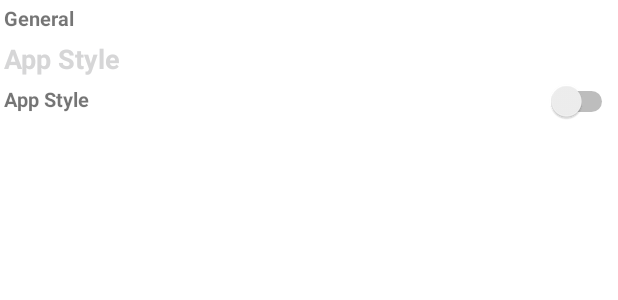
After one commit to Souch007/RadioApp, an Android app: the layout adapter_settings.xml on its own in the app's theme, with its tools: preview values and no code run, on a phone screen of 412 x 824 dp. The commit adds this screen. Shown: the top 300 px of the screen. Run offline under Robolectric (Android 15) with nearby library versions, the phone set to English and light mode, and no system bars.

Commit message:
Settings_Listing_Complete
Setting Listing is Complete
Static List Is used

```diff
--- a/app/build.gradle
+++ b/app/build.gradle
@@ -31,6 +31,7 @@ android {
     }
     buildFeatures {
         viewBinding true
+        dataBinding true
     }
 }
 
--- a/app/src/main/AndroidManifest.xml
+++ b/app/src/main/AndroidManifest.xml
@@ -14,6 +14,9 @@
         android:theme="@style/Theme.Radio"
         tools:targetApi="31">
         <activity
+            android:name=".ui.SettingsActivity"
+            android:exported="false" />
+        <activity
             android:name=".MainActivity"
             android:exported="true"
             android:label="@string/app_name">
--- /dev/null
+++ b/app/src/main/java/com/coderoids/radio/ui/ui/settings/SettingsData.kt
@@ -0,0 +1,3 @@
+package com.coderoids.radio.ui.ui.settings
+
+data class SettingsData(val mainHeading : String, val title : String, val description : String, val isSwitchAval: Boolean, val switchState:Boolean)
--- /dev/null
+++ b/app/src/main/res/drawable/ic_baseline_alarm_24.xml
@@ -0,0 +1,5 @@
+<vector android:height="24dp" android:tint="#FFFFFF"
+    android:viewportHeight="24" android:viewportWidth="24"
+    android:width="24dp" xmlns:android="http://schemas.android.com/apk/res/android">
+    <path android:fillColor="@android:color/white" android:pathData="M22,5.72l-4.6,-3.86 -1.29,1.53 4.6,3.86L22,5.72zM7.88,3.39L6.6,1.86 2,5.71l1.29,1.53 4.59,-3.85zM12.5,8L11,8v6l4.75,2.85 0.75,-1.23 -4,-2.37L12.5,8zM12,4c-4.97,0 -9,4.03 -9,9s4.02,9 9,9c4.97,0 9,-4.03 9,-9s-4.03,-9 -9,-9zM12,20c-3.87,0 -7,-3.13 -7,-7s3.13,-7 7,-7 7,3.13 7,7 -3.13,7 -7,7z"/>
+</vector>
--- /dev/null
+++ b/app/src/main/res/drawable/ic_baseline_keyboard_backspace_24.xml
@@ -0,0 +1,5 @@
+<vector android:height="24dp" android:tint="#000000"
+    android:viewportHeight="24" android:viewportWidth="24"
+    android:width="24dp" xmlns:android="http://schemas.android.com/apk/res/android">
+    <path android:fillColor="@android:color/white" android:pathData="M21,11H6.83l3.58,-3.59L9,6l-6,6 6,6 1.41,-1.41L6.83,13H21z"/>
+</vector>
--- /dev/null
+++ b/app/src/main/res/drawable/ic_sleep_24.xml
@@ -0,0 +1,5 @@
+<vector android:height="24dp" android:tint="#FFFFFF"
+    android:viewportHeight="24" android:viewportWidth="24"
+    android:width="24dp" xmlns:android="http://schemas.android.com/apk/res/android">
+    <path android:fillColor="@android:color/white" android:pathData="M5.35,5.64c-0.9,-0.64 -1.12,-1.88 -0.49,-2.79 0.63,-0.9 1.88,-1.12 2.79,-0.49 0.9,0.64 1.12,1.88 0.49,2.79 -0.64,0.9 -1.88,1.12 -2.79,0.49zM16,19L8.93,19c-1.48,0 -2.74,-1.08 -2.96,-2.54L4,7L2,7l1.99,9.76C4.37,19.2 6.47,21 8.94,21L16,21v-2zM16.23,15h-4.88l-1.03,-4.1c1.58,0.89 3.28,1.54 5.15,1.22L15.47,9.99c-1.63,0.31 -3.44,-0.27 -4.69,-1.25L9.14,7.47c-0.23,-0.18 -0.49,-0.3 -0.76,-0.38 -0.32,-0.09 -0.66,-0.12 -0.99,-0.06h-0.02c-1.23,0.22 -2.05,1.39 -1.84,2.61l1.35,5.92C7.16,16.98 8.39,18 9.83,18h6.85l3.82,3 1.5,-1.5 -5.77,-4.5z"/>
+</vector>
--- /dev/null
+++ b/app/src/main/res/layout/adapter_settings.xml
@@ -0,0 +1,55 @@
+<?xml version="1.0" encoding="utf-8"?>
+<androidx.constraintlayout.widget.ConstraintLayout xmlns:android="http://schemas.android.com/apk/res/android"
+    xmlns:app="http://schemas.android.com/apk/res-auto"
+    xmlns:tools="http://schemas.android.com/tools"
+    android:layout_width="match_parent"
+    android:layout_height="wrap_content">
+
+    <TextView
+        android:id="@+id/tv_heading"
+        android:layout_width="match_parent"
+        android:layout_height="wrap_content"
+        android:textStyle="bold"
+        android:text="General"
+        android:textAlignment="textStart"
+        android:textSize="@dimen/_10sdp"
+        android:padding="@dimen/_2sdp"
+        app:layout_constraintEnd_toEndOf="parent"
+        app:layout_constraintStart_toStartOf="parent"
+        app:layout_constraintTop_toTopOf="parent" />
+
+    <TextView
+        android:id="@+id/tv_sub_heading"
+        android:layout_width="match_parent"
+        android:layout_height="wrap_content"
+        android:padding="@dimen/_2sdp"
+        android:text="App Style"
+        android:textAlignment="textStart"
+        android:textSize="@dimen/_14sdp"
+        android:textStyle="bold"
+        android:textColor="@color/black"
+        app:layout_constraintEnd_toEndOf="parent"
+        app:layout_constraintStart_toStartOf="parent"
+        app:layout_constraintTop_toBottomOf="@+id/tv_heading" />
+
+    <RelativeLayout
+        android:layout_width="match_parent"
+        android:layout_height="wrap_content"
+        app:layout_constraintTop_toBottomOf="@+id/tv_sub_heading">
+
+        <TextView
+            android:id="@+id/tv_description"
+            android:layout_width="wrap_content"
+            android:layout_height="wrap_content"
+            android:padding="@dimen/_2sdp"
+            android:text="App Style"
+            android:textAlignment="textStart"
+            android:textSize="@dimen/_10sdp"
+            android:textStyle="bold" />
+        <Switch
+            android:layout_width="wrap_content"
+            android:layout_height="wrap_content"
+            android:id="@+id/swich_state"
+            android:layout_alignParentEnd="true"/>
+    </RelativeLayout>
+</androidx.constraintlayout.widget.ConstraintLayout>
--- a/app/src/main/res/values/strings.xml
+++ b/app/src/main/res/values/strings.xml
@@ -6,5 +6,7 @@
     <string name="title_search">Search</string>
     <string name="hint_search">Search station,song,podcast</string>
     <string name="desccontent">imagesearch</string>
+    <string name="title_settings">Settings</string>
+    <string name="title_welcome">Welcome To Radio \n Nice to have you here</string>
 
 </resources>
```
Also changed, not shown: app/src/main/java/com/coderoids/radio/MainActivity.kt (+8 -0 lines), app/src/main/java/com/coderoids/radio/ui/SettingsActivity.kt (added, +27 -0 lines), app/src/main/java/com/coderoids/radio/ui/ui/settings/SettingsFragment.kt (added, +40 -0 lines), app/src/main/java/com/coderoids/radio/ui/ui/settings/SettingsViewModel.kt (added, +87 -0 lines), app/src/main/java/com/coderoids/radio/ui/ui/settings/adapter/AdapterSettings.kt (added, +57 -0 lines), app/src/main/res/drawable/ic_dashboard_black_24dp.xml (deleted, +0 -9 lines), app/src/main/res/drawable/ic_home_black_24dp.xml (deleted, +0 -9 lines), app/src/main/res/drawable/ic_notifications_black_24dp.xml (deleted, +0 -9 lines), app/src/main/res/layout/activity_main.xml (+7 -7 lines), app/src/main/res/layout/activity_settings.xml (added, +94 -0 lines), app/src/main/res/layout/fragment_settings.xml (added, +18 -0 lines), app/src/main/res/layout/item_settings.xml (added, +83 -0 lines).
